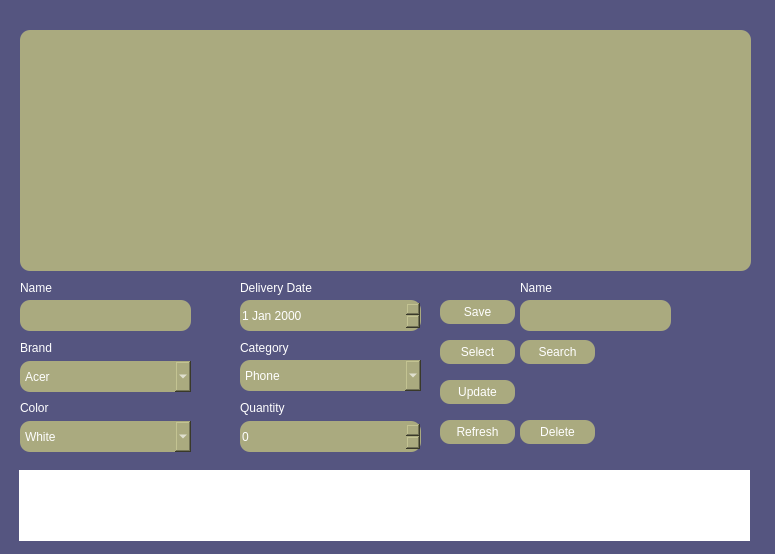
Before: the Qt Designer form main.ui in francisganapin/inventory_management, drawn with Qt 5.
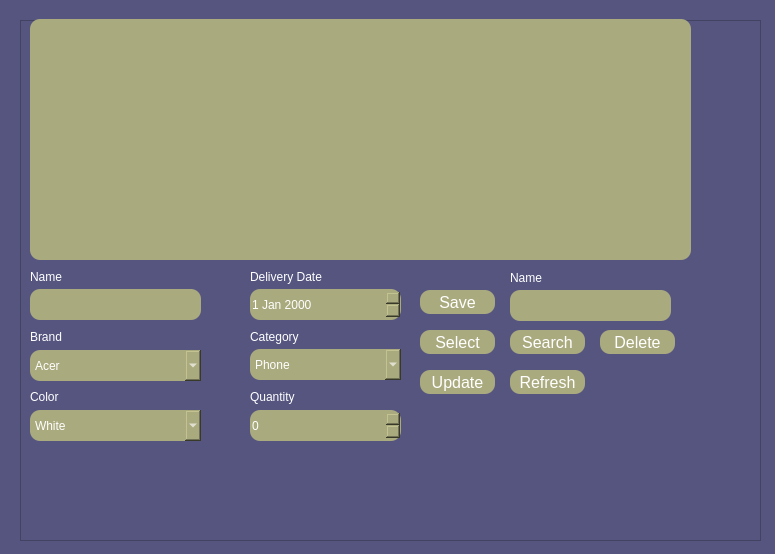
After: the same form once the commit is applied.

Patch:
```diff
--- a/main.ui
+++ b/main.ui
@@ -17,53 +17,22 @@
    <string notr="true">background-color:rgb(85, 85, 128);
 </string>
   </property>
-  <widget class="QComboBox" name="category_input">
-   <property name="geometry">
-    <rect>
-     <x>240</x>
-     <y>360</y>
-     <width>181</width>
-     <height>31</height>
-    </rect>
-   </property>
-   <property name="styleSheet">
-    <string notr="true">background-color:rgb(170, 170, 127);
-border-radius:10px;
-color:white;</string>
-   </property>
-   <item>
-    <property name="text">
-     <string>Phone</string>
-    </property>
-   </item>
-   <item>
-    <property name="text">
-     <string>Laptop</string>
-    </property>
-   </item>
-  </widget>
-  <widget class="QLabel" name="label_2">
-   <property name="geometry">
-    <rect>
-     <x>20</x>
-     <y>340</y>
-     <width>49</width>
-     <height>16</height>
-    </rect>
-   </property>
-   <property name="styleSheet">
-    <string notr="true">color:white;</string>
-   </property>
-   <property name="text">
-    <string>Brand</string>
-   </property>
-  </widget>
   <widget class="QTableView" name="tableView">
    <property name="geometry">
     <rect>
      <x>20</x>
-     <y>30</y>
-     <width>731</width>
+     <y>20</y>
+     <width>741</width>
+     <height>521</height>
+    </rect>
+   </property>
+  </widget>
+  <widget class="QTableView" name="tableView_2">
+   <property name="geometry">
+    <rect>
+     <x>30</x>
+     <y>19</y>
+     <width>661</width>
      <height>241</height>
     </rect>
    </property>
@@ -73,130 +42,11 @@
 color:white;</string>
    </property>
   </widget>
-  <widget class="QPushButton" name="delete_bt">
-   <property name="geometry">
-    <rect>
-     <x>520</x>
-     <y>420</y>
-     <width>75</width>
-     <height>24</height>
-    </rect>
-   </property>
-   <property name="styleSheet">
-    <string notr="true">background-color:rgb(170, 170, 127);
-border-radius:10px;
-color:white;</string>
-   </property>
-   <property name="text">
-    <string>Delete</string>
-   </property>
-  </widget>
-  <widget class="QLabel" name="label_4">
-   <property name="geometry">
-    <rect>
-     <x>240</x>
-     <y>280</y>
-     <width>91</width>
-     <height>16</height>
-    </rect>
-   </property>
-   <property name="styleSheet">
-    <string notr="true">color:white;</string>
-   </property>
-   <property name="text">
-    <string>Delivery Date</string>
-   </property>
-  </widget>
-  <widget class="QComboBox" name="brand_input">
-   <property name="geometry">
-    <rect>
-     <x>20</x>
-     <y>361</y>
-     <width>171</width>
-     <height>31</height>
-    </rect>
-   </property>
-   <property name="styleSheet">
-    <string notr="true">background-color:rgb(170, 170, 127);
-border-radius:10px;
-color:white;</string>
-   </property>
-   <item>
-    <property name="text">
-     <string>Acer</string>
-    </property>
-   </item>
-   <item>
-    <property name="text">
-     <string>GigaByte</string>
-    </property>
-   </item>
-   <item>
-    <property name="text">
-     <string>Asus</string>
-    </property>
-   </item>
-   <item>
-    <property name="text">
-     <string>Msi</string>
-    </property>
-   </item>
-  </widget>
-  <widget class="QComboBox" name="color_input">
-   <property name="geometry">
-    <rect>
-     <x>20</x>
-     <y>421</y>
-     <width>171</width>
-     <height>31</height>
-    </rect>
-   </property>
-   <property name="styleSheet">
-    <string notr="true">background-color:rgb(170, 170, 127);
-border-radius:10px;
-color:white;</string>
-   </property>
-   <item>
-    <property name="text">
-     <string>White</string>
-    </property>
-   </item>
-   <item>
-    <property name="text">
-     <string>Black</string>
-    </property>
-   </item>
-   <item>
-    <property name="text">
-     <string>Blue</string>
-    </property>
-   </item>
-   <item>
-    <property name="text">
-     <string>Pink</string>
-    </property>
-   </item>
-  </widget>
-  <widget class="QDateEdit" name="date_input">
-   <property name="geometry">
-    <rect>
-     <x>240</x>
-     <y>300</y>
-     <width>181</width>
-     <height>31</height>
-    </rect>
-   </property>
-   <property name="styleSheet">
-    <string notr="true">background-color:rgb(170, 170, 127);
-border-radius:10px;
-color:white;</string>
-   </property>
-  </widget>
   <widget class="QLabel" name="label_5">
    <property name="geometry">
     <rect>
-     <x>240</x>
-     <y>340</y>
+     <x>250</x>
+     <y>329</y>
      <width>49</width>
      <height>16</height>
     </rect>
@@ -208,108 +58,117 @@
     <string>Category</string>
    </property>
   </widget>
-  <widget class="QPushButton" name="search_bt">
+  <widget class="QPushButton" name="update_bt">
    <property name="geometry">
     <rect>
-     <x>520</x>
-     <y>340</y>
+     <x>420</x>
+     <y>370</y>
      <width>75</width>
      <height>24</height>
     </rect>
    </property>
    <property name="styleSheet">
-    <string notr="true">background-color:rgb(170, 170, 127);
-border-radius:10px;
-color:white;</string>
+    <string notr="true">QPushButton {
+	background-color:rgb(170, 170, 127);
+    border-radius:10px;
+    font-family: &quot;Segoe UI&quot;;
+    font-size: 12pt;
+    color:white;
+}
+QPushButton:hover {
+    background-color: #2980b9;
+}</string>
    </property>
    <property name="text">
-    <string>Search</string>
-   </property>
-  </widget>
-  <widget class="QSpinBox" name="quantity_input">
-   <property name="geometry">
-    <rect>
-     <x>240</x>
-     <y>421</y>
-     <width>181</width>
-     <height>31</height>
-    </rect>
-   </property>
-   <property name="styleSheet">
-    <string notr="true">background-color:rgb(170, 170, 127);
-border-radius:10px;
-color:white;</string>
-   </property>
-  </widget>
-  <widget class="QLabel" name="label">
-   <property name="geometry">
-    <rect>
-     <x>20</x>
-     <y>280</y>
-     <width>49</width>
-     <height>16</height>
-    </rect>
-   </property>
-   <property name="styleSheet">
-    <string notr="true">color:white;</string>
-   </property>
-   <property name="text">
-    <string>Name</string>
+    <string>Update</string>
    </property>
   </widget>
   <widget class="QPushButton" name="refresh_bt">
    <property name="geometry">
     <rect>
-     <x>440</x>
-     <y>420</y>
+     <x>510</x>
+     <y>370</y>
      <width>75</width>
      <height>24</height>
     </rect>
    </property>
    <property name="styleSheet">
-    <string notr="true">background-color:rgb(170, 170, 127);
-border-radius:10px;
-color:white;</string>
+    <string notr="true">QPushButton {
+	background-color:rgb(170, 170, 127);
+    border-radius:10px;
+    font-family: &quot;Segoe UI&quot;;
+    font-size: 12pt;
+    color:white;
+}
+QPushButton:hover {
+    background-color: #2980b9;
+}</string>
    </property>
    <property name="text">
     <string>Refresh</string>
    </property>
   </widget>
-  <widget class="QLabel" name="label_8">
+  <widget class="QComboBox" name="category_input">
    <property name="geometry">
     <rect>
-     <x>520</x>
-     <y>280</y>
-     <width>49</width>
-     <height>16</height>
-    </rect>
-   </property>
-   <property name="styleSheet">
-    <string notr="true">color:white;</string>
-   </property>
-   <property name="text">
-    <string>Name</string>
-   </property>
-  </widget>
-  <widget class="QLineEdit" name="name_input">
-   <property name="geometry">
-    <rect>
-     <x>20</x>
-     <y>300</y>
-     <width>171</width>
+     <x>250</x>
+     <y>349</y>
+     <width>151</width>
      <height>31</height>
     </rect>
    </property>
    <property name="styleSheet">
     <string notr="true">background-color:rgb(170, 170, 127);
-border-radius:10px;</string>
+border-radius:10px;
+color:white;</string>
    </property>
+   <item>
+    <property name="text">
+     <string>Phone</string>
+    </property>
+   </item>
+   <item>
+    <property name="text">
+     <string>Laptop</string>
+    </property>
+   </item>
   </widget>
   <widget class="QLineEdit" name="search_name_input">
    <property name="geometry">
     <rect>
-     <x>520</x>
-     <y>300</y>
+     <x>510</x>
+     <y>290</y>
+     <width>161</width>
+     <height>31</height>
+    </rect>
+   </property>
+   <property name="styleSheet">
+    <string notr="true">background-color:rgb(170, 170, 127);
+border-radius:10px;
+color:white;</string>
+   </property>
+  </widget>
+  <widget class="QLabel" name="label_2">
+   <property name="geometry">
+    <rect>
+     <x>30</x>
+     <y>329</y>
+     <width>49</width>
+     <height>16</height>
+    </rect>
+   </property>
+   <property name="styleSheet">
+    <string notr="true">color:white;</string>
+   </property>
+   <property name="text">
+    <string>Brand</string>
+   </property>
+  </widget>
+  <widget class="QSpinBox" name="quantity_input">
+   <property name="geometry">
+    <rect>
+     <x>250</x>
+     <y>410</y>
      <width>151</width>
      <height>31</height>
     </rect>
@@ -320,109 +179,23 @@
 color:white;</string>
    </property>
   </widget>
-  <widget class="QLabel" name="label_3">
-   <property name="geometry">
-    <rect>
-     <x>20</x>
-     <y>400</y>
-     <width>49</width>
-     <height>16</height>
-    </rect>
-   </property>
-   <property name="styleSheet">
-    <string notr="true">color:white;</string>
-   </property>
-   <property name="text">
-    <string>Color</string>
-   </property>
-  </widget>
-  <widget class="QPushButton" name="save_bt">
-   <property name="geometry">
-    <rect>
-     <x>440</x>
-     <y>300</y>
-     <width>75</width>
-     <height>24</height>
-    </rect>
-   </property>
-   <property name="styleSheet">
-    <string notr="true">background-color:rgb(170, 170, 127);
-border-radius:10px;
-color:white;</string>
-   </property>
-   <property name="text">
-    <string>Save</string>
-   </property>
-  </widget>
-  <widget class="QLabel" name="label_6">
-   <property name="geometry">
-    <rect>
-     <x>240</x>
-     <y>400</y>
-     <width>49</width>
-     <height>16</height>
-    </rect>
-   </property>
-   <property name="styleSheet">
-    <string notr="true">color:white;</string>
-   </property>
-   <property name="text">
-    <string>Quantity</string>
-   </property>
-  </widget>
-  <widget class="QPushButton" name="update_bt">
-   <property name="geometry">
-    <rect>
-     <x>440</x>
-     <y>380</y>
-     <width>75</width>
-     <height>24</height>
-    </rect>
-   </property>
-   <property name="styleSheet">
-    <string notr="true">background-color:rgb(170, 170, 127);
-border-radius:10px;
-color:white;</string>
-   </property>
-   <property name="text">
-    <string>Update</string>
-   </property>
-  </widget>
-  <widget class="QPushButton" name="select_bt">
-   <property name="geometry">
-    <rect>
-     <x>440</x>
-     <y>340</y>
-     <width>75</width>
-     <height>24</height>
-    </rect>
-   </property>
-   <property name="styleSheet">
-    <string notr="true">background-color:rgb(170, 170, 127);
-border-radius:10px;
-color:white;</string>
-   </property>
-   <property name="text">
-    <string>Select</string>
-   </property>
-  </widget>
   <widget class="QWidget" name="widget" native="true">
    <property name="geometry">
     <rect>
-     <x>19</x>
-     <y>470</y>
+     <x>29</x>
+     <y>479</y>
      <width>731</width>
-     <height>71</height>
+     <height>51</height>
     </rect>
    </property>
    <property name="styleSheet">
-    <string notr="true">background-color:white;</string>
+    <string notr="true">background-color:rgb(85, 85, 128);</string>
    </property>
    <widget class="QLabel" name="validator_label">
     <property name="geometry">
      <rect>
-      <x>18</x>
-      <y>15</y>
+      <x>10</x>
+      <y>10</y>
       <width>671</width>
       <height>41</height>
      </rect>
@@ -435,6 +208,286 @@
     </property>
    </widget>
   </widget>
+  <widget class="QComboBox" name="color_input">
+   <property name="geometry">
+    <rect>
+     <x>30</x>
+     <y>410</y>
+     <width>171</width>
+     <height>31</height>
+    </rect>
+   </property>
+   <property name="styleSheet">
+    <string notr="true">background-color:rgb(170, 170, 127);
+border-radius:10px;
+color:white;</string>
+   </property>
+   <item>
+    <property name="text">
+     <string>White</string>
+    </property>
+   </item>
+   <item>
+    <property name="text">
+     <string>Black</string>
+    </property>
+   </item>
+   <item>
+    <property name="text">
+     <string>Blue</string>
+    </property>
+   </item>
+   <item>
+    <property name="text">
+     <string>Pink</string>
+    </property>
+   </item>
+  </widget>
+  <widget class="QLabel" name="label_3">
+   <property name="geometry">
+    <rect>
+     <x>30</x>
+     <y>389</y>
+     <width>49</width>
+     <height>16</height>
+    </rect>
+   </property>
+   <property name="styleSheet">
+    <string notr="true">color:white;</string>
+   </property>
+   <property name="text">
+    <string>Color</string>
+   </property>
+  </widget>
+  <widget class="QLabel" name="label_4">
+   <property name="geometry">
+    <rect>
+     <x>250</x>
+     <y>269</y>
+     <width>91</width>
+     <height>16</height>
+    </rect>
+   </property>
+   <property name="styleSheet">
+    <string notr="true">color:white;</string>
+   </property>
+   <property name="text">
+    <string>Delivery Date</string>
+   </property>
+  </widget>
+  <widget class="QPushButton" name="search_bt">
+   <property name="geometry">
+    <rect>
+     <x>510</x>
+     <y>330</y>
+     <width>75</width>
+     <height>24</height>
+    </rect>
+   </property>
+   <property name="styleSheet">
+    <string notr="true">QPushButton {
+	background-color:rgb(170, 170, 127);
+    border-radius:10px;
+    font-family: &quot;Segoe UI&quot;;
+    font-size: 12pt;
+    color:white;
+}
+QPushButton:hover {
+    background-color: #2980b9;
+}</string>
+   </property>
+   <property name="text">
+    <string>Search</string>
+   </property>
+  </widget>
+  <widget class="QPushButton" name="delete_bt">
+   <property name="geometry">
+    <rect>
+     <x>600</x>
+     <y>330</y>
+     <width>75</width>
+     <height>24</height>
+    </rect>
+   </property>
+   <property name="styleSheet">
+    <string notr="true">QPushButton {
+	background-color:rgb(170, 170, 127);
+    border-radius:10px;
+    font-family: &quot;Segoe UI&quot;;
+    font-size: 12pt;
+    color:white;
+}
+QPushButton:hover {
+    background-color: #2980b9;
+}</string>
+   </property>
+   <property name="text">
+    <string>Delete</string>
+   </property>
+  </widget>
+  <widget class="QLabel" name="label_6">
+   <property name="geometry">
+    <rect>
+     <x>250</x>
+     <y>389</y>
+     <width>49</width>
+     <height>16</height>
+    </rect>
+   </property>
+   <property name="styleSheet">
+    <string notr="true">color:white;</string>
+   </property>
+   <property name="text">
+    <string>Quantity</string>
+   </property>
+  </widget>
+  <widget class="QPushButton" name="save_bt">
+   <property name="geometry">
+    <rect>
+     <x>420</x>
+     <y>290</y>
+     <width>75</width>
+     <height>24</height>
+    </rect>
+   </property>
+   <property name="styleSheet">
+    <string notr="true">QPushButton {
+	background-color:rgb(170, 170, 127);
+    border-radius:10px;
+    font-family: &quot;Segoe UI&quot;;
+    font-size: 12pt;
+    color:white;
+}
+QPushButton:hover {
+    background-color: #2980b9;
+}</string>
+   </property>
+   <property name="text">
+    <string>Save</string>
+   </property>
+  </widget>
+  <widget class="QDateEdit" name="date_input">
+   <property name="geometry">
+    <rect>
+     <x>250</x>
+     <y>289</y>
+     <width>151</width>
+     <height>31</height>
+    </rect>
+   </property>
+   <property name="styleSheet">
+    <string notr="true">background-color:rgb(170, 170, 127);
+border-radius:10px;
+color:white;</string>
+   </property>
+  </widget>
+  <widget class="QPushButton" name="select_bt">
+   <property name="geometry">
+    <rect>
+     <x>420</x>
+     <y>330</y>
+     <width>75</width>
+     <height>24</height>
+    </rect>
+   </property>
+   <property name="styleSheet">
+    <string notr="true">QPushButton {
+	background-color:rgb(170, 170, 127);
+    border-radius:10px;
+    font-family: &quot;Segoe UI&quot;;
+    font-size: 12pt;
+    color:white;
+}
+QPushButton:hover {
+    background-color: #2980b9;
+}</string>
+   </property>
+   <property name="text">
+    <string>Select</string>
+   </property>
+  </widget>
+  <widget class="QLineEdit" name="name_input">
+   <property name="geometry">
+    <rect>
+     <x>30</x>
+     <y>289</y>
+     <width>171</width>
+     <height>31</height>
+    </rect>
+   </property>
+   <property name="styleSheet">
+    <string notr="true">background-color:rgb(170, 170, 127);
+border-radius:10px;
+color:white;</string>
+   </property>
+  </widget>
+  <widget class="QLabel" name="label">
+   <property name="geometry">
+    <rect>
+     <x>30</x>
+     <y>269</y>
+     <width>49</width>
+     <height>16</height>
+    </rect>
+   </property>
+   <property name="styleSheet">
+    <string notr="true">color:white;</string>
+   </property>
+   <property name="text">
+    <string>Name</string>
+   </property>
+  </widget>
+  <widget class="QLabel" name="label_8">
+   <property name="geometry">
+    <rect>
+     <x>510</x>
+     <y>270</y>
+     <width>49</width>
+     <height>16</height>
+    </rect>
+   </property>
+   <property name="styleSheet">
+    <string notr="true">color:white;</string>
+   </property>
+   <property name="text">
+    <string>Name</string>
+   </property>
+  </widget>
+  <widget class="QComboBox" name="brand_input">
+   <property name="geometry">
+    <rect>
+     <x>30</x>
+     <y>350</y>
+     <width>171</width>
+     <height>31</height>
+    </rect>
+   </property>
+   <property name="styleSheet">
+    <string notr="true">background-color:rgb(170, 170, 127);
+border-radius:10px;
+color:white;</string>
+   </property>
+   <item>
+    <property name="text">
+     <string>Acer</string>
+    </property>
+   </item>
+   <item>
+    <property name="text">
+     <string>GigaByte</string>
+    </property>
+   </item>
+   <item>
+    <property name="text">
+     <string>Asus</string>
+    </property>
+   </item>
+   <item>
+    <property name="text">
+     <string>Msi</string>
+    </property>
+   </item>
+  </widget>
  </widget>
  <resources/>
  <connections/>
```
